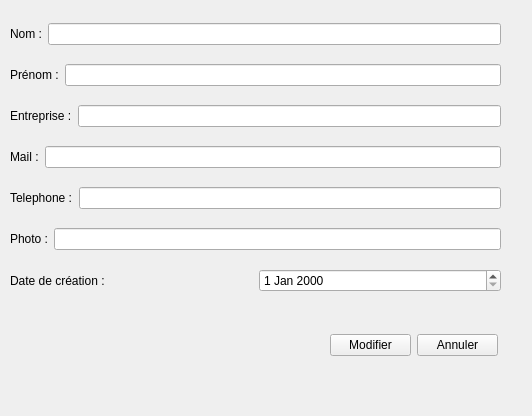
Before: the Qt Designer form Projet_CDAA/modificationcontact.ui in Similisi/ProjetCDAA, drawn with Qt 5.
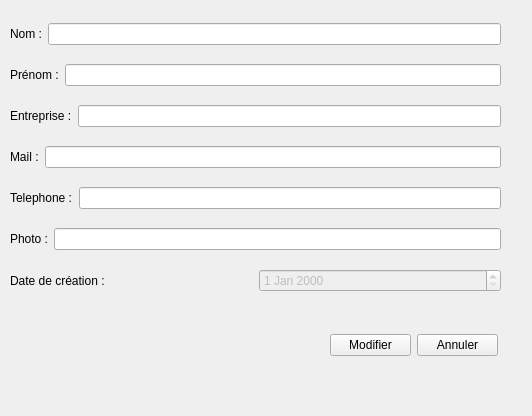
After: the same form once the commit is applied.

What changed in the file:
```diff
--- a/Projet_CDAA/modificationcontact.ui
+++ b/Projet_CDAA/modificationcontact.ui
@@ -129,7 +129,11 @@
        </widget>
       </item>
       <item>
-       <widget class="QDateEdit" name="dateEdit"/>
+       <widget class="QDateEdit" name="dateEdit">
+        <property name="enabled">
+         <bool>false</bool>
+        </property>
+       </widget>
       </item>
      </layout>
     </item>
```
